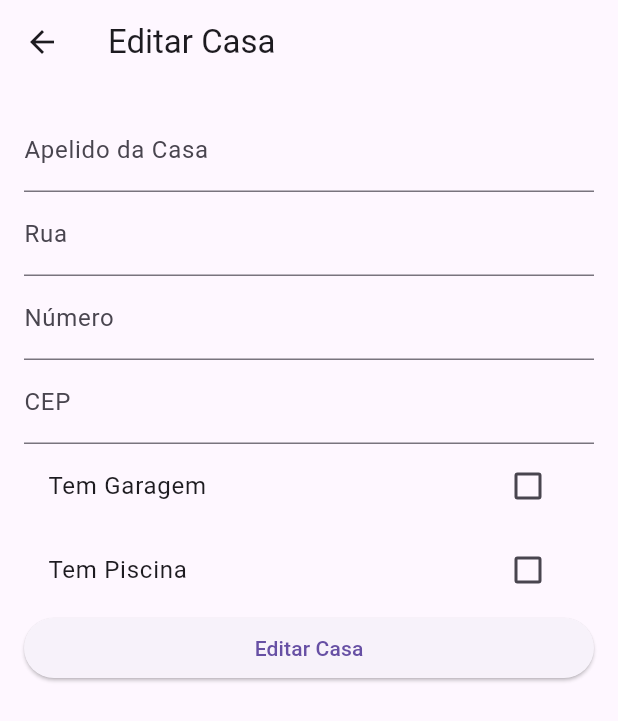
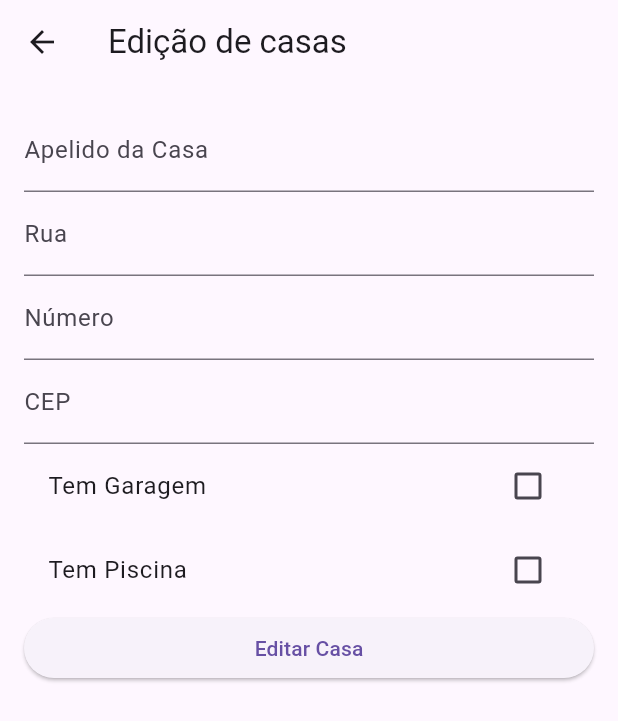
Before and after one commit to LeonardoMessaWagner/flutter_trabalho, a Flutter app: the EditCasasPage screen opened directly with empty values, on a phone screen of 412 x 824 dp. Shown: the top 721 px of the screen. Run offline on Flutter 3.47's test engine with Material 3 defaults, Android fonts, the light colour scheme and no system bars; our stand-ins replace cloud_firestore, firebase_auth, firebase_core; missing offline and left inert: dart:js; accounts and stored records are empty.

Commit message:
trabalho concluído ( a principio)

```diff
--- a/lib/paginas/edit_casas.dart
+++ b/lib/paginas/edit_casas.dart
@@ -3,36 +3,79 @@ import 'package:flutter_trabalho/database/casas_store.dart';
 import 'package:provider/provider.dart';
 
 class EditCasasPage extends StatefulWidget {
-  const EditCasasPage(casaId, {super.key});
+  final String casaId;
+  final bool gar;
+  final bool pis;
+
+  const EditCasasPage({
+    Key? key,
+    required this.casaId,
+    required this.pis,
+    required this.gar,
+  }) : super(key: key);
 
   @override
   State<EditCasasPage> createState() => _EditCasasPageState();
 }
 
 class _EditCasasPageState extends State<EditCasasPage> {
-  final TextEditingController _apelidoController = TextEditingController();
-  final TextEditingController _ruaController = TextEditingController();
-  final TextEditingController _numeroController = TextEditingController();
-  final TextEditingController _cepController = TextEditingController();
-  bool? _temGaragem = false;
-  bool? _temPiscina = false;
-  final _formKey = GlobalKey<FormState>();
+  final TextEditingController _newapelidoController = TextEditingController();
+  final TextEditingController _newruaController = TextEditingController();
+  final TextEditingController _newnumeroController = TextEditingController();
+  final TextEditingController _newcepController = TextEditingController();
+
+  bool? _newtemGaragem;
+  bool? _newtemPiscina;
+
+  @override
+  void initState() {
+    super.initState();
+    _newtemGaragem = widget.gar;
+    _newtemPiscina = widget.pis;
+  }
+
+  editar() async {
+    String resultado = await context.read<CasasRepository>().editCasa(
+        widget.casaId,
+        _newapelidoController.text,
+        _newruaController.text,
+        _newnumeroController.text,
+        _newcepController.text,
+        _newtemGaragem!,
+        _newtemPiscina!);
+
+    if (resultado == 'erro-cep') {
+      ScaffoldMessenger.of(context).showSnackBar(
+        const SnackBar(
+          content: Text(
+              'Ocorreu um erro ao validar o CEP, os demais dados foram atualizados.'),
+        ),
+      );
+    } else if (resultado == 'fim') {
+      ScaffoldMessenger.of(context).showSnackBar(
+        const SnackBar(
+          content: Text('Dados atualizados!'),
+        ),
+      );
+    }
+    // ignore: use_build_context_synchronously
+    Navigator.pop(context);
+  }
 
   @override
   Widget build(BuildContext context) {
     return Scaffold(
       appBar: AppBar(
-        title: const Text('Editar Casa'),
+        title: Text('Edição de casas'),
       ),
       body: Padding(
-        padding: const EdgeInsets.all(16.0),
+        padding: EdgeInsets.all(16.0),
         child: Form(
-          key: _formKey,
           child: Column(
             crossAxisAlignment: CrossAxisAlignment.stretch,
             children: <Widget>[
               TextFormField(
-                controller: _apelidoController,
+                controller: _newapelidoController,
                 decoration: const InputDecoration(labelText: 'Apelido da Casa'),
                 validator: (value) {
                   if (value!.isEmpty) {
@@ -42,7 +85,7 @@ class _EditCasasPageState extends State<EditCasasPage> {
                 },
               ),
               TextFormField(
-                controller: _ruaController,
+                controller: _newruaController,
                 decoration: InputDecoration(labelText: 'Rua'),
                 validator: (value) {
                   if (value!.isEmpty) {
@@ -52,7 +95,7 @@ class _EditCasasPageState extends State<EditCasasPage> {
                 },
               ),
               TextFormField(
-                controller: _numeroController,
+                controller: _newnumeroController,
                 keyboardType: TextInputType.number,
                 decoration: const InputDecoration(labelText: 'Número'),
                 validator: (value) {
@@ -63,39 +106,32 @@ class _EditCasasPageState extends State<EditCasasPage> {
                 },
               ),
               TextFormField(
-                controller: _cepController,
+                controller: _newcepController,
                 decoration: const InputDecoration(labelText: 'CEP'),
               ),
               CheckboxListTile(
                 title: const Text('Tem Garagem'),
-                value: _temGaragem,
+                value: _newtemGaragem,
                 onChanged: (bool? value) {
                   setState(() {
-                    _temGaragem = value!;
+                    _newtemGaragem = value!;
                   });
                 },
               ),
               CheckboxListTile(
                 title: const Text('Tem Piscina'),
-                value: _temPiscina,
+                value: _newtemPiscina,
                 onChanged: (bool? value) {
                   setState(() {
-                    _temPiscina = value!;
+                    _newtemPiscina = value!;
                   });
                 },
               ),
               ElevatedButton(
-                onPressed: () async {
-                  await context.read<CasasRepository>().editCasa(
-                      casaId,
-                      _apelidoController.text,
-                      _ruaController.text,
-                      _numeroController.text,
-                      _cepController.text,
-                      _temGaragem!,
-                      _temPiscina!);
+                onPressed: () {
+                  editar();
                 },
-                child: const Text('Editar Casa'),
+                child: Text('Editar Casa'),
               ),
             ],
           ),
--- a/lib/paginas/home.dart
+++ b/lib/paginas/home.dart
@@ -152,8 +152,10 @@ class _HomeState extends State<Home> {
                                 Navigator.push(
                                     context,
                                     MaterialPageRoute(
-                                        builder: (context) =>
-                                            EditCasasPage(casa['id'])))
+                                        builder: (_) => EditCasasPage(
+                                            casaId: casa['id'],
+                                            pis: casa['piscina'],
+                                            gar: casa['garagem'])))
                               },
                           icon: const Icon(Icons.edit)),
                       IconButton(
```
Also changed, not shown: lib/database/casas_store.dart (+15 -21 lines).
